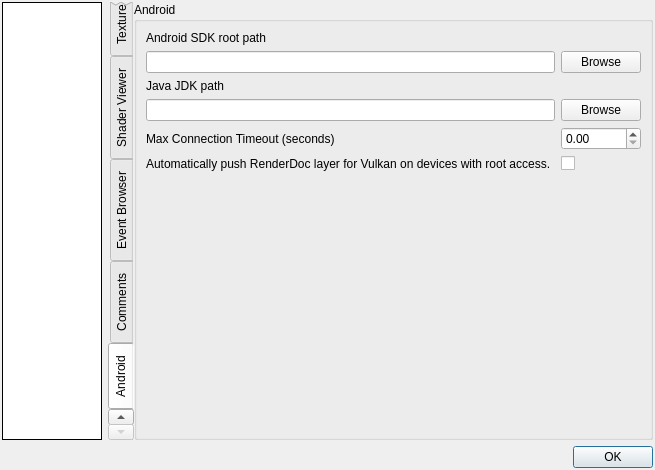
This is qrenderdoc/Windows/Dialogs/SettingsDialog.ui in baldurk/renderdoc as Qt 5 draws it before an edit. The edited form follows.
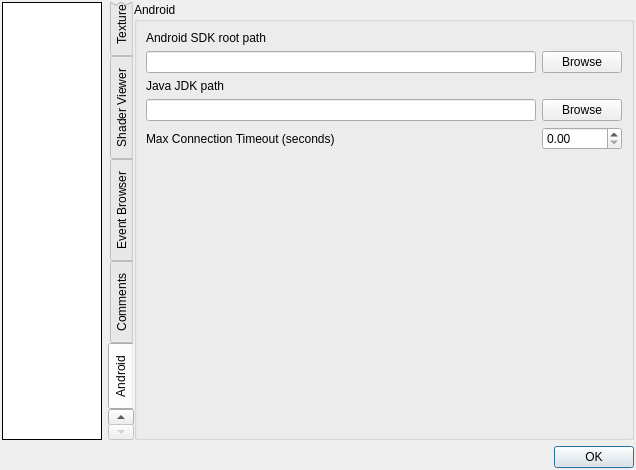
This is the edited form. The open tabs and pages were chosen to show the change. Custom widgets are drawn as their Qt base class.

Commit message:
Revamp android patching to only check for (& change) the debuggable flag
* We don't consider anything else, this includes permissions or the
  library being present. Since we no longer expect to patch in the
  library we also don't check its version (however we leave the tag in
  case it is useful in the future).
* If the user has root access we will never warn, assuming the injection
  will work fine even without the debuggable flag.

Diff of the .ui file:
```diff
--- a/qrenderdoc/Windows/Dialogs/SettingsDialog.ui
+++ b/qrenderdoc/Windows/Dialogs/SettingsDialog.ui
@@ -1005,7 +1005,7 @@
             </property>
            </widget>
           </item>
-          <item row="6" column="0">
+          <item row="5" column="0">
            <spacer name="verticalSpacer_6">
             <property name="orientation">
              <enum>Qt::Vertical</enum>
@@ -1018,25 +1018,6 @@
             </property>
            </spacer>
           </item>
-          <item row="5" column="0">
-           <widget class="QLabel" name="label_26">
-            <property name="toolTip">
-             <string>Automatically push the RenderDoc layer to applications that need it when running on a device with root access.
-This can enable debugging of Vulkan apps that don't already contain the layer.</string>
-            </property>
-            <property name="text">
-             <string>Automatically push RenderDoc layer for Vulkan on devices with root access.</string>
-            </property>
-           </widget>
-          </item>
-          <item row="5" column="1">
-           <widget class="QCheckBox" name="Android_AutoPushLayerToApp">
-            <property name="toolTip">
-             <string>Automatically push the RenderDoc layer to applications that need it when running on a device with root access.
-This can enable debugging of Vulkan apps that don't already contain the layer.</string>
-            </property>
-           </widget>
-          </item>
           <item row="4" column="0">
            <widget class="QLabel" name="label_25">
             <property name="toolTip">
```
Left out of the diff: 2 changed lines with no effect on the pictures. The commit also changes 10 other files.
